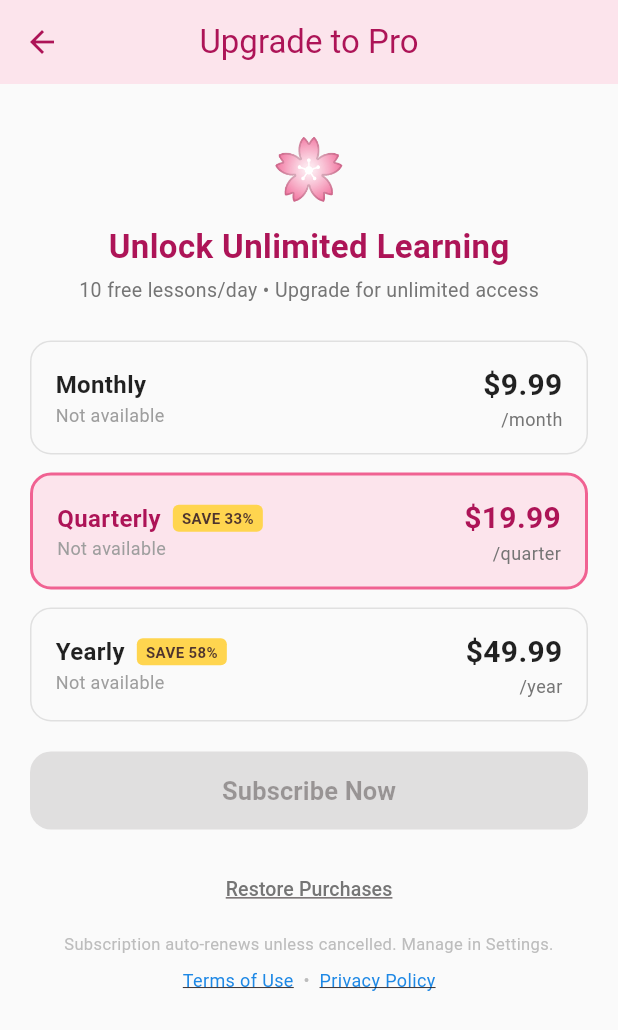
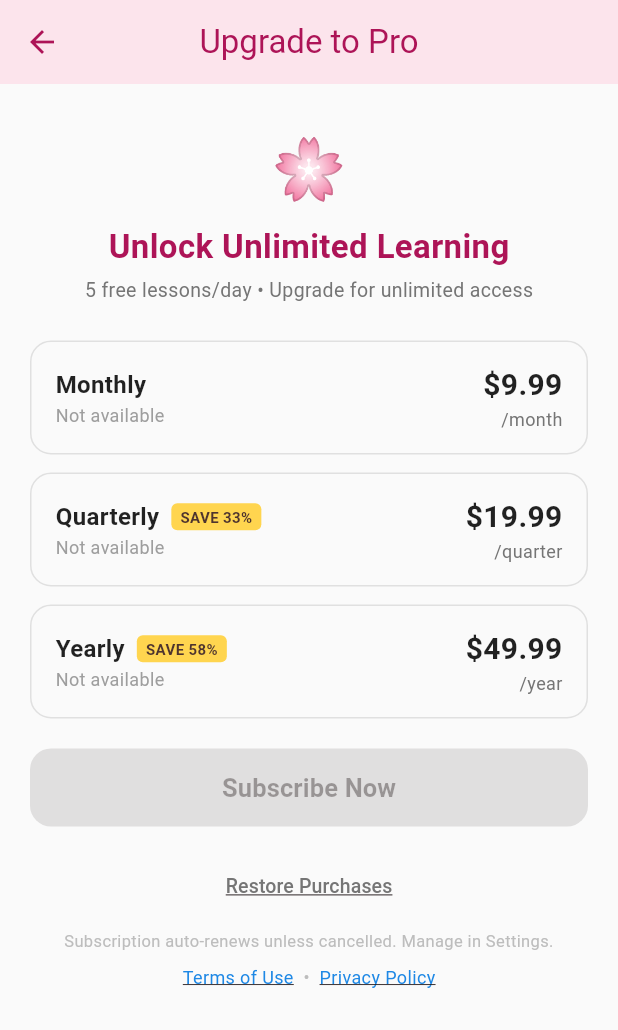
Before and after one commit to CYan0914/ai-japanese-tutor, a Flutter app: the SubscriptionScreen screen opened by its route, on a phone screen of 412 x 824 dp. Shown: the top 1030 px of the screen. Run offline on Flutter 3.47's test engine with Material 3 defaults, Android fonts, the phone set to English and light mode, and no system bars; our stand-ins replace just_audio, shared_preferences; missing offline and left inert: purchases_flutter, record; accounts and stored records are empty; network calls fail.

Commit message:
Fix daily limit to 5, unify subscription card colors

```diff
--- a/mobile/lib/config/constants.dart
+++ b/mobile/lib/config/constants.dart
@@ -5,7 +5,7 @@ class AppConstants {
   static const String apiBaseUrl = 'https://sakura-tutor-api.fly.dev/api/v1';
 
   // Free tier daily limit
-  static const int freeDailyLimit = 10;
+  static const int freeDailyLimit = 5;
 
   // ── RevenueCat ──
   /// Replace with your RevenueCat SDK public key (rc_...).
--- a/mobile/lib/screens/subscription_screen.dart
+++ b/mobile/lib/screens/subscription_screen.dart
@@ -239,7 +239,7 @@ class _SubscriptionScreenState extends State<SubscriptionScreen> {
           ),
           const SizedBox(height: 4),
           Text(
-            '10 free lessons/day • Upgrade for unlimited access',
+            '${AppConstants.freeDailyLimit} free lessons/day • Upgrade for unlimited access',
             style: TextStyle(fontSize: 13, color: Colors.grey.shade600),
           ),
           const SizedBox(height: 24),
@@ -251,7 +251,6 @@ class _SubscriptionScreenState extends State<SubscriptionScreen> {
             period: '/month',
             productId: AppConstants.productMonthly,
             package: monthly,
-            highlight: false,
             badge: null,
           ),
           const SizedBox(height: 12),
@@ -262,7 +261,6 @@ class _SubscriptionScreenState extends State<SubscriptionScreen> {
             period: '/quarter',
             productId: AppConstants.productQuarterly,
             package: quarterly,
-            highlight: true,
             badge: 'SAVE 33%',
           ),
           const SizedBox(height: 12),
@@ -273,7 +271,6 @@ class _SubscriptionScreenState extends State<SubscriptionScreen> {
             period: '/year',
             productId: AppConstants.productYearly,
             package: yearly,
-            highlight: false,
             badge: 'SAVE 58%',
           ),
 
@@ -381,7 +378,6 @@ class _SubscriptionScreenState extends State<SubscriptionScreen> {
     required String period,
     required String productId,
     required Package? package,
-    required bool highlight,
     String? badge,
   }) {
     // RevenueCat pricing display (more accurate than hardcoded constants)
@@ -403,19 +399,11 @@ class _SubscriptionScreenState extends State<SubscriptionScreen> {
         width: double.infinity,
         padding: const EdgeInsets.symmetric(horizontal: 16, vertical: 14),
         decoration: BoxDecoration(
-          color: isSelected
-              ? Colors.green.shade50
-              : highlight
-                  ? Colors.pink.shade50
-                  : Colors.grey.shade50,
+          color: isSelected ? Colors.green.shade50 : Colors.grey.shade50,
           borderRadius: BorderRadius.circular(14),
           border: Border.all(
-            color: isSelected
-                ? Colors.green.shade400
-                : highlight
-                    ? Colors.pink.shade300
-                    : Colors.grey.shade300,
-            width: isSelected ? 2.5 : (highlight ? 2 : 1),
+            color: isSelected ? Colors.green.shade400 : Colors.grey.shade300,
+            width: isSelected ? 2.5 : 1,
           ),
         ),
         child: Row(
@@ -431,7 +419,7 @@ class _SubscriptionScreenState extends State<SubscriptionScreen> {
                         style: TextStyle(
                           fontSize: 16,
                           fontWeight: FontWeight.w600,
-                          color: highlight ? Colors.pink.shade800 : Colors.black87,
+                          color: Colors.black87,
                         ),
                       ),
                       if (badge != null) ...[
@@ -473,7 +461,7 @@ class _SubscriptionScreenState extends State<SubscriptionScreen> {
                   style: TextStyle(
                     fontSize: 20,
                     fontWeight: FontWeight.bold,
-                    color: highlight ? Colors.pink.shade800 : Colors.black87,
+                    color: Colors.black87,
                   ),
                 ),
                 Text(
```
